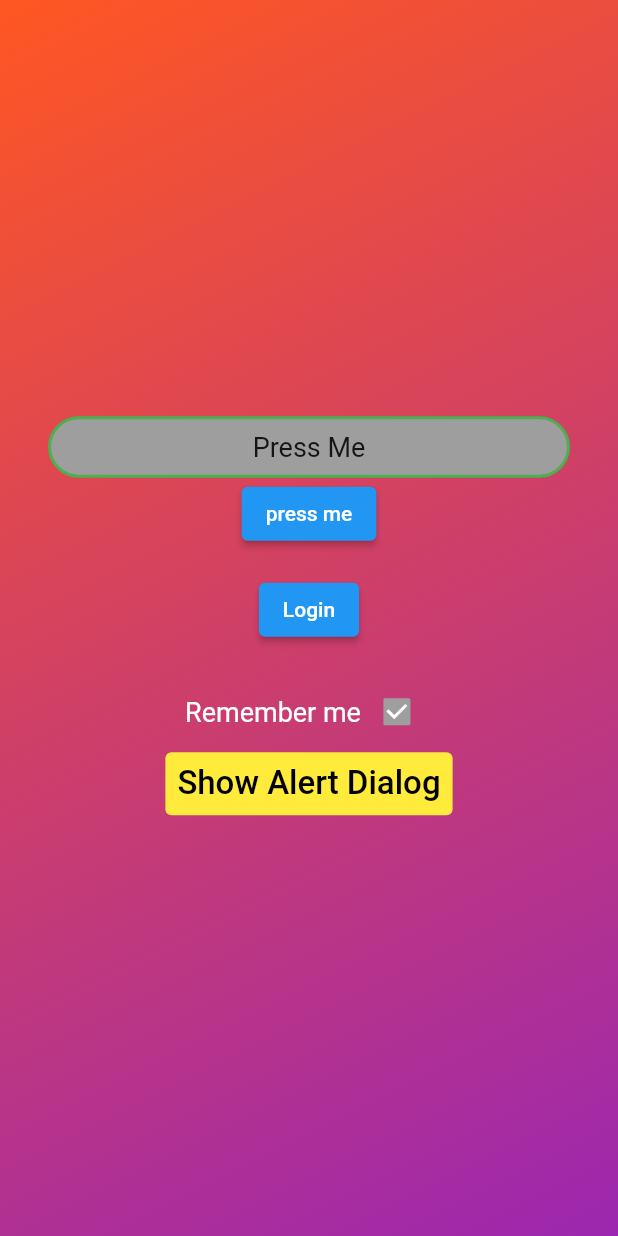
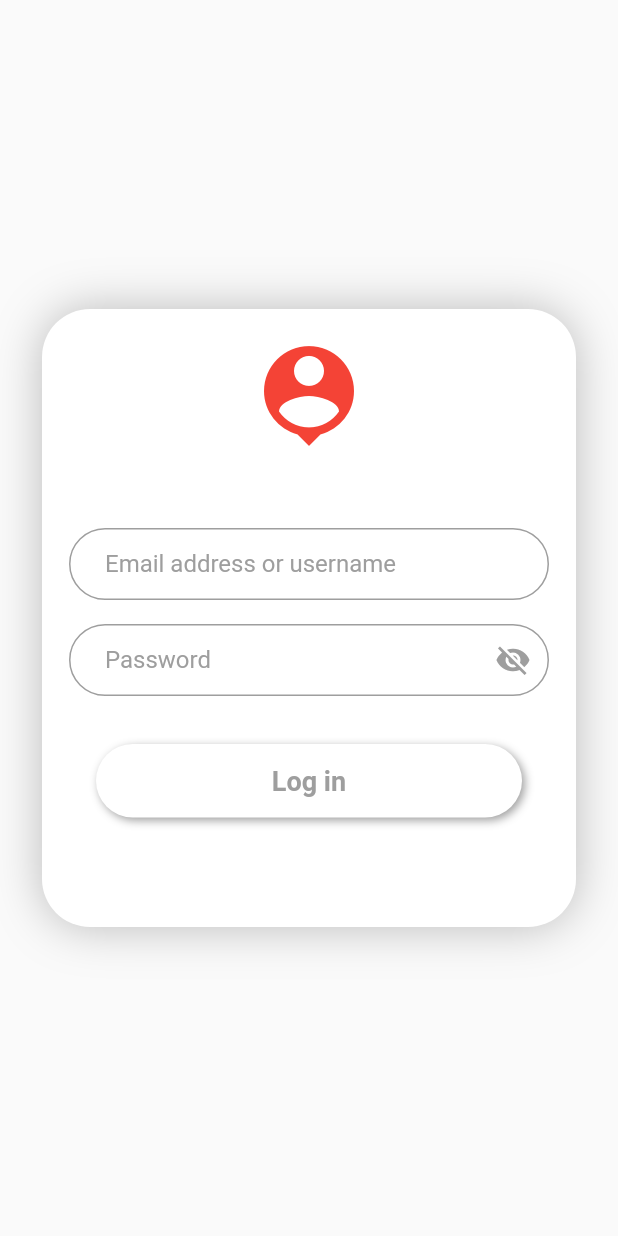
Before and after one commit to Karapetyan011/flutter_group_3, a Flutter app: the screen it shows after launch, on a phone screen of 412 x 824 dp. Run offline on Flutter 3.47's test engine with Material 2 defaults, Android fonts, the phone set to English and light mode, and no system bars; drawn by our look-alikes of flutter_neumorphic; our stand-ins replace flip_card.

Commit message:
have been created flip card, login container with form

```diff
--- a/lib/constants/constants.dart
+++ b/lib/constants/constants.dart
@@ -14,3 +14,9 @@ const List<GridItemComponent> myCustomList = <GridItemComponent>[
 ];
 
 const kBlue = Color(0xff1d9bf0);
+
+
+// Email & Password Patterns
+const String kEmailPattern = r'^[a-zA-Z0-9+_.-]+@[a-zA-Z0-9.-]+.[a-z]';
+const String kPasswordPattern =
+    r'^(?=.*?[A-Z])(?=.*?[a-z])(?=.*?[0-9])(?=.*?[!@#\$&*~]).{8,}$';
--- a/lib/main.dart
+++ b/lib/main.dart
@@ -22,7 +22,7 @@
 /// Created by HrAnT
 import 'package:flutter/foundation.dart';
 import 'package:flutter/material.dart';
-
+import 'package:flutter_group_3/widgets/777/login_container.dart';
 void main() {
   WidgetsFlutterBinding.ensureInitialized();
   runApp(
@@ -39,18 +39,19 @@ class MyApp extends StatelessWidget {
   Widget build(BuildContext context) {
     return const MaterialApp(
       debugShowCheckedModeBanner: false,
-      home: MyCustomApp(),
+      // home: MyCustomApp(),
       // home: AnimationManager(),
       // home: DicePage(),
       // home: ListViewPage(),
       // home: PianoApp(),
       // home: SWPage(),
       // home:FlutterStreamBuilder()
-      //home: StreamBuilderRealTimeClock(),
+      // home: StreamBuilderRealTimeClock(),
       // home: GridViewCount(),
       // home: StackPage(),
       // home: GridViewBuilder(),
       // home: GridViewExtent(),
+      home: LoginContainer(),
     );
   }
 }
--- /dev/null
+++ b/lib/widgets/777/custom_text_field.dart
@@ -0,0 +1,95 @@
+import 'package:flutter/material.dart';
+import 'package:flutter/services.dart';
+
+class CustomTextField extends StatelessWidget {
+  final String? mValidateEmptyMsg, mValidateInvalidMsg, mRegExp, mHintText;
+  final TextEditingController? mController;
+  final Function()? mOnPressed;
+  final Function(String?)? mOnSaved;
+  final int? mMaxLength;
+  final TextInputType? mTextInputType;
+  final bool mVisibility;
+
+  const CustomTextField(
+      {Key? key,
+      this.mController,
+      this.mValidateEmptyMsg,
+      this.mValidateInvalidMsg,
+      this.mRegExp,
+      this.mOnSaved,
+      this.mMaxLength,
+      this.mTextInputType,
+      this.mHintText,
+      this.mVisibility = false,
+      this.mOnPressed})
+      : super(key: key);
+
+  @override
+  Widget build(BuildContext context) {
+    double tmp = MediaQuery.of(context).size.height / 2;
+    FocusNode myFocusNode = FocusNode();
+
+    return Padding(
+      padding: const EdgeInsets.only(top: 16.0),
+      child: TextFormField(
+        focusNode: myFocusNode,
+        obscureText: mVisibility,
+        validator: (value) {
+          if (value!.isEmpty) {
+            return mValidateEmptyMsg;
+          }
+          if (!RegExp(mRegExp!).hasMatch(value)) {
+            return mValidateInvalidMsg;
+          }
+          return null;
+        },
+        onSaved: mOnSaved,
+        obscuringCharacter: '*',
+        textAlign: TextAlign.left,
+        maxLength: mMaxLength,
+        onChanged: (String change) {},
+        controller: mController,
+        maxLengthEnforcement: MaxLengthEnforcement.truncateAfterCompositionEnds,
+        enableSuggestions: false,
+        autocorrect: false,
+        cursorColor: Colors.grey,
+        keyboardType: mTextInputType,
+        // inputFormatters: <TextInputFormatter>[
+        //   FilteringTextInputFormatter.allow(RegExp(r'[0-9]')),],
+        style: const TextStyle(
+          fontSize: 16.0,
+          color: Colors.black,
+        ),
+        decoration: InputDecoration(
+          counterText: '',
+          enabledBorder: OutlineInputBorder(
+            borderSide: const BorderSide(color: Colors.grey, width: 1.0),
+            borderRadius: BorderRadius.circular(tmp),
+          ),
+          border: OutlineInputBorder(
+            borderSide: const BorderSide(color: Colors.grey, width: 1.0),
+            borderRadius: BorderRadius.circular(tmp),
+          ),
+          focusedBorder: OutlineInputBorder(
+            borderSide: const BorderSide(color: Colors.blue, width: 1.0),
+            borderRadius: BorderRadius.circular(tmp),
+          ),
+          fillColor: Colors.white,
+          filled: true,
+          hintText: mHintText,
+          hintStyle: const TextStyle(color: Colors.grey, fontSize: 16),
+          contentPadding:
+              const EdgeInsets.symmetric(horizontal: 24.0, vertical: 5.0),
+          suffixIcon: mOnPressed != null
+              ? IconButton(
+                  icon: Icon(
+                      mVisibility ? Icons.visibility_off : Icons.visibility),
+                  color: Colors.grey,
+                  onPressed: mOnPressed,
+                )
+              : null,
+        ),
+      ),
+    );
+  }
+}
--- /dev/null
+++ b/lib/widgets/777/login_btn.dart
@@ -0,0 +1,33 @@
+import 'package:flutter/foundation.dart';
+import 'package:flutter/material.dart';
+
+import 'shadow_btn.dart';
+
+class LoginButton extends StatelessWidget {
+  final GlobalKey<FormState> mFormKey;
+
+  const LoginButton({Key? key, required this.mFormKey}) : super(key: key);
+
+  @override
+  Widget build(BuildContext context) {
+    return ShadowButton(
+      'Log in',
+      mColor: Colors.white,
+      mFontSize: 18,
+      mFontWeight: FontWeight.bold,
+      mOnPressed: () {
+        if (mFormKey.currentState!.validate()) {
+          if (kDebugMode) {
+            print("Successful");
+          }
+          return;
+        } else {
+          if (kDebugMode) {
+            print("Unsuccessful");
+          }
+        }
+      },
+      mTextColor: Colors.grey,
+    );
+  }
+}
--- /dev/null
+++ b/lib/widgets/777/login_container.dart
@@ -0,0 +1,90 @@
+import 'package:flutter/material.dart';
+import 'package:flutter_group_3/widgets/777/shadow_btn.dart';
+
+
+import 'custom_flip_card_container.dart';
+import 'login_btn.dart';
+import 'login_password_text_field.dart';
+import 'login_username_text_field.dart';
+
+class LoginContainer extends StatelessWidget {
+  const LoginContainer({Key? key}) : super(key: key);
+
+  @override
+  Widget build(BuildContext context) {
+    final formKey = GlobalKey<FormState>();
+
+    return Scaffold(
+      body: Center(
+        child: SingleChildScrollView(
+          keyboardDismissBehavior: ScrollViewKeyboardDismissBehavior.onDrag,
+          child: Padding(
+            padding: const EdgeInsets.symmetric(horizontal: 28.0),
+            child: Container(
+              height: MediaQuery.of(context).size.height / 2,
+              decoration: const BoxDecoration(
+                boxShadow: [
+                  BoxShadow(
+                    color: Colors.black26,
+                    blurRadius: 26.0,
+                  ),
+                ],
+                borderRadius: BorderRadius.all(
+                  Radius.circular(
+                    32.0,
+                  ),
+                ),
+                color: Colors.white,
+              ),
+              child: Padding(
+                padding: const EdgeInsets.all(18.0),
+                child: Center(
+                  child: SingleChildScrollView(
+                    child: Column(
+                      children: [
+                        const Icon(
+                          Icons.person_pin,
+                          color: Colors.red,
+                          size: 80.0,
+                        ),
+                        const SizedBox(height: 32.0),
+                        Form(
+                          key: formKey,
+                          child: Column(
+                            children: [
+                              const LoginUsernameTextField(),
+                              const LoginPasswordTextField(),
+                              LoginButton(
+                                mFormKey: formKey,
+                              )
+                            ],
+                          ),
+                        ),
+                        ShadowButton(
+                          'Flip Card',
+                          mColor: Colors.greenAccent.shade700,
+                          mFontSize: 18,
+                          mTextColor: Colors.white,
+                          mFontWeight: FontWeight.bold,
+                          mOnPressed: () {
+                            Navigator.push(
+                              context,
+                              MaterialPageRoute(
+                                builder: (context) =>
+                                    const CustomFlipCardsContainer(),
+                              ),
+                            );
+                          },
+                        ),
+                      ],
+                    ),
+                  ),
+                ),
+              ),
+            ),
+          ),
+        ),
+      ),
+    );
+  }
+}
--- /dev/null
+++ b/lib/widgets/777/login_password_text_field.dart
@@ -0,0 +1,25 @@
+import 'package:flutter_neumorphic/flutter_neumorphic.dart';
+
+import '../../constants/constants.dart';
+import 'custom_text_field.dart';
+
+class LoginPasswordTextField extends StatelessWidget {
+  const LoginPasswordTextField({Key? key}) : super(key: key);
+
+  @override
+  Widget build(BuildContext context) {
+    final TextEditingController passwordController = TextEditingController();
+
+    return CustomTextField(
+      mController: passwordController,
+      mHintText: 'Password',
+      mMaxLength: 18,
+      mRegExp: kPasswordPattern,
+      mTextInputType: TextInputType.visiblePassword,
+      mValidateEmptyMsg: 'Password is Required',
+      mValidateInvalidMsg: 'Invalid Password',
+      mVisibility: true,
+      mOnPressed: () {},
+    );
+  }
+}
--- /dev/null
+++ b/lib/widgets/777/login_username_text_field.dart
@@ -0,0 +1,28 @@
+import 'package:flutter/material.dart';
+
+import '../../constants/constants.dart';
+import 'custom_text_field.dart';
+
+
+class LoginUsernameTextField extends StatelessWidget {
+  const LoginUsernameTextField({Key? key}) : super(key: key);
+
+  @override
+  Widget build(BuildContext context) {
+    final TextEditingController emailController = TextEditingController();
+    String _email;
+
+    return CustomTextField(
+      mController: emailController,
+      mHintText:'Email address or username',
+      mMaxLength: 40,
+      mOnSaved: (String? value) {
+        _email = value!;
+      },
+      mRegExp: kEmailPattern,
+      mTextInputType: TextInputType.emailAddress,
+      mValidateEmptyMsg: 'Email is Required',
+      mValidateInvalidMsg: 'Invalid Email',
+    );
+  }
+}
--- /dev/null
+++ b/lib/widgets/777/shadow_btn.dart
@@ -0,0 +1,60 @@
+import 'package:flutter/material.dart';
+import 'package:flutter_neumorphic/flutter_neumorphic.dart';
+
+class ShadowButton extends StatelessWidget {
+  final Function()? mOnPressed;
+  final Color? mColor;
+  final Color? mTextColor;
+  final String? mText;
+  final double? mFontSize;
+  final FontWeight? mFontWeight;
+  final IconData? mIcon;
+
+  const ShadowButton(this.mText,
+      {Key? key,
+      this.mOnPressed,
+      this.mColor,
+      this.mTextColor,
+      this.mFontSize,
+      this.mFontWeight,
+      this.mIcon})
+      : super(key: key);
+
+  @override
+  Widget build(BuildContext context) {
+    double tmp = MediaQuery.of(context).size.height / 2;
+    return Padding(
+      padding: const EdgeInsets.symmetric(
+        vertical: 32.0,
+        horizontal: 18.0,
+      ),
+      child: SizedBox(
+        width: double.infinity,
+        child: NeumorphicButton(
+          onPressed: mOnPressed,
+          style: NeumorphicStyle(
+            shape: NeumorphicShape.flat,
+            color: mColor,
+            boxShape: NeumorphicBoxShape.roundRect(BorderRadius.circular(tmp)),
+          ),
+          padding: const EdgeInsets.symmetric(horizontal: 12.0, vertical: 14),
+          child: Center(
+            child: Row(
+              mainAxisAlignment: MainAxisAlignment.center,
+              children: [
+                if (mIcon != null) Icon(mIcon, color: Colors.white),
+                Text(
+                  mText!,
+                  style: TextStyle(
+                      color: mTextColor,
+                      fontWeight: mFontWeight,
+                      fontSize: mFontSize),
+                ),
+              ],
+            ),
+          ),
+        ),
+      ),
+    );
+  }
+}
--- a/pubspec.yaml
+++ b/pubspec.yaml
@@ -20,6 +20,11 @@ dependencies:
   # Этот пакет содержит набор высокоуровневых функций и классов, упрощающих использование ресурсов HTTP.
   # Он мультиплатформенный и поддерживает мобильные устройства, настольные компьютеры и браузеры.
   http: ^0.13.4
+
+  flutter_neumorphic: ^3.2.0
+
+  # Компонент, обеспечивающий анимацию флип-карты. Его можно использовать для скрытия и отображения деталей продукта.
+  flip_card: ^0.6.0
 
 
 
```
Also changed, not shown: lib/widgets/777/custom_flip_card_container.dart (added, +111 -0 lines), pubspec.lock.
